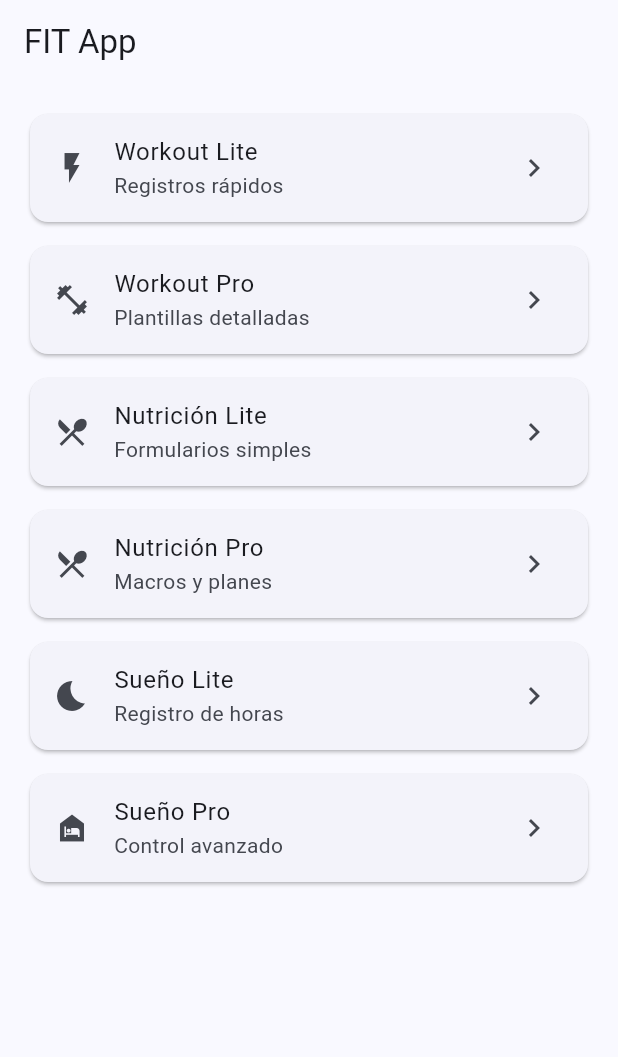
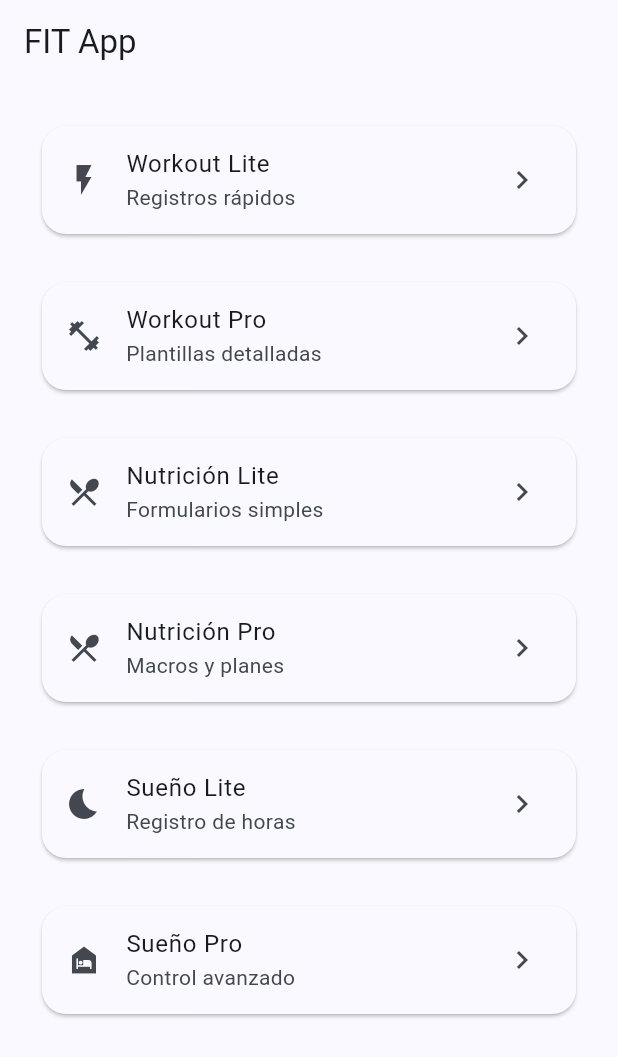
Before and after one commit to agusmuchu18/FIT_APP, a Flutter app: the screen it shows after launch, on a phone screen of 412 x 824 dp. Shown: the top 1057 px of the screen. Run offline on Flutter 3.47's test engine with Material 3 defaults, Android fonts, the phone set to English and light mode, and no system bars; accounts and stored records are empty.

Commit message:
Improve app theme definitions

```diff
--- a/lib/app/theme/app_theme.dart
+++ b/lib/app/theme/app_theme.dart
@@ -3,11 +3,114 @@ import 'package:flutter/material.dart';
 class AppTheme {
   const AppTheme._();
 
+  static const Color _seedColor = Colors.blueAccent;
+
   static ThemeData get light => ThemeData(
-        colorScheme: ColorScheme.fromSeed(seedColor: Colors.blueAccent),
+        colorScheme: _lightColorScheme,
         useMaterial3: true,
-        inputDecorationTheme: const InputDecorationTheme(
-          border: OutlineInputBorder(),
+        scaffoldBackgroundColor: _lightColorScheme.background,
+        appBarTheme: AppBarTheme(
+          backgroundColor: _lightColorScheme.surface,
+          foregroundColor: _lightColorScheme.onSurface,
+          elevation: 0,
+        ),
+        elevatedButtonTheme: ElevatedButtonThemeData(
+          style: ElevatedButton.styleFrom(
+            backgroundColor: _lightColorScheme.primary,
+            foregroundColor: _lightColorScheme.onPrimary,
+            disabledBackgroundColor: _lightColorScheme.onSurface.withOpacity(0.12),
+            disabledForegroundColor:
+                _lightColorScheme.onSurface.withOpacity(0.38),
+            shape: const RoundedRectangleBorder(
+              borderRadius: BorderRadius.all(Radius.circular(12)),
+            ),
+            padding: const EdgeInsets.symmetric(horizontal: 20, vertical: 14),
+            textStyle: const TextStyle(fontWeight: FontWeight.w600),
+          ),
+        ),
+        inputDecorationTheme: _inputDecorationTheme(_lightColorScheme),
+        cardTheme: CardTheme(
+          color: _lightColorScheme.surface,
+          elevation: 1,
+          shape: RoundedRectangleBorder(
+            borderRadius: BorderRadius.circular(16),
+          ),
+          margin: const EdgeInsets.all(12),
         ),
       );
+
+  static ThemeData get dark => ThemeData(
+        colorScheme: _darkColorScheme,
+        useMaterial3: true,
+        scaffoldBackgroundColor: _darkColorScheme.background,
+        appBarTheme: AppBarTheme(
+          backgroundColor: _darkColorScheme.surface,
+          foregroundColor: _darkColorScheme.onSurface,
+          elevation: 0,
+        ),
+        elevatedButtonTheme: ElevatedButtonThemeData(
+          style: ElevatedButton.styleFrom(
+            backgroundColor: _darkColorScheme.primary,
+            foregroundColor: _darkColorScheme.onPrimary,
+            disabledBackgroundColor: _darkColorScheme.onSurface.withOpacity(0.12),
+            disabledForegroundColor:
+                _darkColorScheme.onSurface.withOpacity(0.38),
+            shape: const RoundedRectangleBorder(
+              borderRadius: BorderRadius.all(Radius.circular(12)),
+            ),
+            padding: const EdgeInsets.symmetric(horizontal: 20, vertical: 14),
+            textStyle: const TextStyle(fontWeight: FontWeight.w600),
+          ),
+        ),
+        inputDecorationTheme: _inputDecorationTheme(_darkColorScheme),
+        cardTheme: CardTheme(
+          color: _darkColorScheme.surface,
+          elevation: 1,
+          shape: RoundedRectangleBorder(
+            borderRadius: BorderRadius.circular(16),
+          ),
+          margin: const EdgeInsets.all(12),
+        ),
+      );
+
+  static const ColorScheme _lightColorScheme = ColorScheme.fromSeed(
+    seedColor: _seedColor,
+    brightness: Brightness.light,
+  );
+
+  static const ColorScheme _darkColorScheme = ColorScheme.fromSeed(
+    seedColor: _seedColor,
+    brightness: Brightness.dark,
+  );
+
+  static InputDecorationTheme _inputDecorationTheme(ColorScheme colorScheme) =>
+      InputDecorationTheme(
+        filled: true,
+        fillColor: colorScheme.surfaceVariant,
+        labelStyle: TextStyle(color: colorScheme.onSurfaceVariant),
+        floatingLabelStyle: TextStyle(color: colorScheme.primary),
+        prefixIconColor: colorScheme.onSurfaceVariant,
+        suffixIconColor: colorScheme.onSurfaceVariant,
+        border: OutlineInputBorder(
+          borderRadius: BorderRadius.circular(14),
+        ),
+        focusedBorder: OutlineInputBorder(
+          borderRadius: BorderRadius.circular(14),
+          borderSide: BorderSide(color: colorScheme.primary, width: 1.5),
+        ),
+        enabledBorder: OutlineInputBorder(
+          borderRadius: BorderRadius.circular(14),
+          borderSide: BorderSide(color: colorScheme.outlineVariant),
+        ),
+        errorBorder: OutlineInputBorder(
+          borderRadius: BorderRadius.circular(14),
+          borderSide: BorderSide(color: colorScheme.error),
+        ),
+        focusedErrorBorder: OutlineInputBorder(
+          borderRadius: BorderRadius.circular(14),
+          borderSide: BorderSide(color: colorScheme.error, width: 1.5),
+        ),
+        contentPadding:
+            const EdgeInsets.symmetric(horizontal: 16, vertical: 14),
+      );
 }
```
